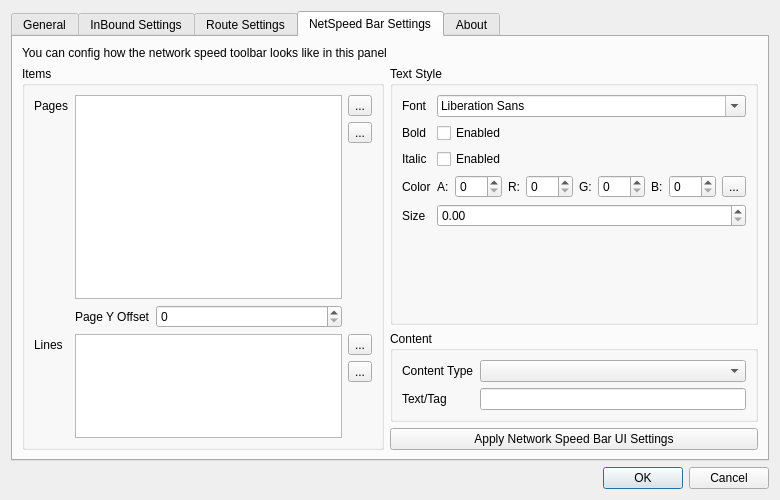
First picture: the form in src/ui/w_PrefrencesWindow.ui, repository darsvador/qvssr, before the edit.
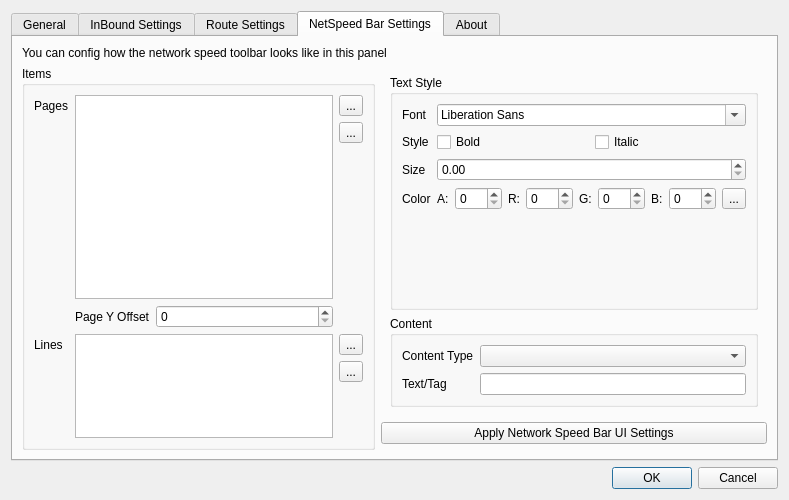
Second picture: the form after the edit. The open tabs and pages were chosen to show the change. Icons and pictures are not drawn.

Commit message: [fix] A lot of fixes - Fixed a config tag issue - Fixed override config - Fixed duplicated slash - Fixed #69 Windows Naming scheme - Fixed Mux settings on the Outbound Page. - Added full IPv6 support - Added UI logic on Preference Window, #69 -

```diff
--- a/src/ui/w_PrefrencesWindow.ui
+++ b/src/ui/w_PrefrencesWindow.ui
@@ -6,7 +6,7 @@
    <rect>
     <x>0</x>
     <y>0</y>
-    <width>780</width>
+    <width>789</width>
     <height>500</height>
    </rect>
   </property>
@@ -508,15 +508,8 @@
       <attribute name="title">
        <string>NetSpeed Bar Settings</string>
       </attribute>
-      <layout class="QGridLayout" name="gridLayout_3" rowstretch="0,1,0" columnstretch="1,0">
-       <item row="0" column="0" colspan="2">
-        <widget class="QLabel" name="label_33">
-         <property name="text">
-          <string>You can config how the network speed toolbar looks like in this panel</string>
-         </property>
-        </widget>
-       </item>
-       <item row="1" column="0" rowspan="2">
+      <layout class="QGridLayout" name="gridLayout_3">
+       <item row="1" column="0" rowspan="3">
         <widget class="QGroupBox" name="groupBox_6">
          <property name="title">
           <string>Items</string>
@@ -630,7 +623,8 @@
         </widget>
        </item>
        <item row="1" column="1">
-        <layout class="QVBoxLayout" name="verticalLayout_5">
+        <widget class="QFrame" name="nsBarVerticalLayout">
+         <layout class="QVBoxLayout" name="verticalLayout_2">
          <item>
           <widget class="QGroupBox" name="groupBox_3">
            <property name="sizePolicy">
@@ -653,33 +647,33 @@
             <item row="0" column="1">
              <widget class="QFontComboBox" name="fontComboBox"/>
             </item>
-            <item row="1" column="0">
-             <widget class="QLabel" name="label_35">
-              <property name="text">
-               <string>Bold</string>
-              </property>
-             </widget>
-            </item>
             <item row="1" column="1">
+              <layout class="QHBoxLayout" name="horizontalLayout_4">
+               <item>
              <widget class="QCheckBox" name="nsBarFontBoldCB">
               <property name="text">
-               <string>Enabled</string>
+                  <string>Bold</string>
               </property>
              </widget>
             </item>
-            <item row="2" column="0">
-             <widget class="QLabel" name="label_36">
-              <property name="text">
-               <string>Italic</string>
-              </property>
-             </widget>
-            </item>
-            <item row="2" column="1">
+               <item>
              <widget class="QCheckBox" name="nsBarFontItalicCB">
               <property name="text">
-               <string>Enabled</string>
-              </property>
-             </widget>
+                  <string>Italic</string>
+                 </property>
+                </widget>
+               </item>
+              </layout>
+             </item>
+             <item row="2" column="0">
+              <widget class="QLabel" name="label_38">
+               <property name="text">
+                <string>Size</string>
+               </property>
+              </widget>
+             </item>
+             <item row="2" column="1">
+              <widget class="QDoubleSpinBox" name="nsBarFontSizeSB"/>
             </item>
             <item row="3" column="0">
              <widget class="QLabel" name="label_37">
@@ -755,16 +749,13 @@
               </item>
              </layout>
             </item>
-            <item row="4" column="0">
-             <widget class="QLabel" name="label_38">
+             <item row="1" column="0">
+              <widget class="QLabel" name="label_47">
               <property name="text">
-               <string>Size</string>
+                <string>Style</string>
               </property>
              </widget>
             </item>
-            <item row="4" column="1">
-             <widget class="QDoubleSpinBox" name="nsBarFontSizeSB"/>
-            </item>
            </layout>
           </widget>
          </item>
@@ -798,6 +789,14 @@
           </widget>
          </item>
         </layout>
+        </widget>
+       </item>
+       <item row="0" column="0" colspan="2">
+        <widget class="QLabel" name="label_33">
+         <property name="text">
+          <string>You can config how the network speed toolbar looks like in this panel</string>
+         </property>
+        </widget>
        </item>
        <item row="2" column="1">
         <widget class="QPushButton" name="applyNSBarSettingsBtn">
```
Left out of the diff: 2 changed lines with no effect on the pictures. Lines whose indentation alone changed are shown as unchanged. The commit also changes 17 other files.
